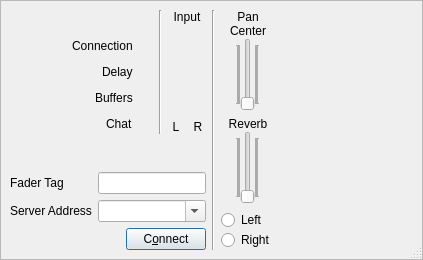
jamulussoftware/jamulus, file src/llconclientdlgbase.ui: the form before one commit.
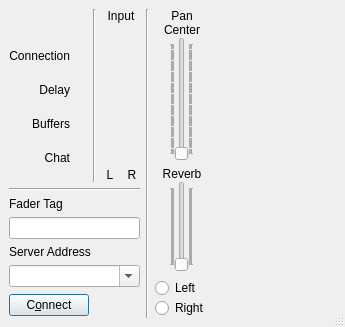
The form after the commit. Icons and pictures are not drawn. Custom widgets are drawn as their Qt base class.

Commit message: some design fixes on main window

```diff
--- a/src/llconclientdlgbase.ui
+++ b/src/llconclientdlgbase.ui
@@ -5,8 +5,8 @@
    <rect>
     <x>0</x>
     <y>0</y>
-    <width>423</width>
-    <height>260</height>
+    <width>345</width>
+    <height>327</height>
    </rect>
   </property>
   <property name="windowTitle" >
@@ -36,14 +36,17 @@
    </property>
    <item>
     <widget class="QFrame" name="backgroundFrame" >
-     <property name="styleSheet" >
-      <string/>
+     <property name="minimumSize" >
+      <size>
+       <width>0</width>
+       <height>0</height>
+      </size>
      </property>
      <property name="frameShape" >
-      <enum>QFrame::StyledPanel</enum>
+      <enum>QFrame::NoFrame</enum>
      </property>
      <property name="frameShadow" >
-      <enum>QFrame::Raised</enum>
+      <enum>QFrame::Plain</enum>
      </property>
      <layout class="QHBoxLayout" >
       <item>
@@ -52,6 +55,9 @@
          <layout class="QHBoxLayout" >
           <item>
            <layout class="QVBoxLayout" >
+            <property name="spacing" >
+             <number>3</number>
+            </property>
             <item>
              <layout class="QHBoxLayout" >
               <item>
@@ -78,6 +84,9 @@
                 <property name="orientation" >
                  <enum>Qt::Horizontal</enum>
                 </property>
+                <property name="sizeType" >
+                 <enum>QSizePolicy::Minimum</enum>
+                </property>
                 <property name="sizeHint" >
                  <size>
                   <width>40</width>
@@ -89,27 +98,27 @@
              </layout>
             </item>
             <item>
-             <layout class="QHBoxLayout" >
-              <item>
                <spacer>
                 <property name="orientation" >
-                 <enum>Qt::Horizontal</enum>
+               <enum>Qt::Vertical</enum>
                 </property>
                 <property name="sizeHint" >
                  <size>
-                  <width>16</width>
-                  <height>20</height>
+                <width>10</width>
+                <height>0</height>
                  </size>
                 </property>
                </spacer>
               </item>
+            <item>
+             <layout class="QHBoxLayout" >
               <item>
                <widget class="QLabel" name="TextLabelConnection" >
                 <property name="text" >
                  <string>Connection</string>
                 </property>
                 <property name="alignment" >
-                 <set>Qt::AlignLeading|Qt::AlignLeft|Qt::AlignVCenter</set>
+                 <set>Qt::AlignRight|Qt::AlignTrailing|Qt::AlignVCenter</set>
                 </property>
                 <property name="wordWrap" >
                  <bool>false</bool>
@@ -141,27 +150,27 @@
              </layout>
             </item>
             <item>
-             <layout class="QHBoxLayout" >
-              <item>
                <spacer>
                 <property name="orientation" >
-                 <enum>Qt::Horizontal</enum>
+               <enum>Qt::Vertical</enum>
                 </property>
                 <property name="sizeHint" >
                  <size>
-                  <width>16</width>
-                  <height>20</height>
+                <width>10</width>
+                <height>0</height>
                  </size>
                 </property>
                </spacer>
               </item>
+            <item>
+             <layout class="QHBoxLayout" >
               <item>
                <widget class="QLabel" name="TextLabelDelay" >
                 <property name="text" >
                  <string>Delay</string>
                 </property>
                 <property name="alignment" >
-                 <set>Qt::AlignLeading|Qt::AlignLeft|Qt::AlignVCenter</set>
+                 <set>Qt::AlignRight|Qt::AlignTrailing|Qt::AlignVCenter</set>
                 </property>
                 <property name="wordWrap" >
                  <bool>false</bool>
@@ -193,27 +202,27 @@
              </layout>
             </item>
             <item>
-             <layout class="QHBoxLayout" >
-              <item>
                <spacer>
                 <property name="orientation" >
-                 <enum>Qt::Horizontal</enum>
+               <enum>Qt::Vertical</enum>
                 </property>
                 <property name="sizeHint" >
                  <size>
-                  <width>16</width>
-                  <height>20</height>
+                <width>10</width>
+                <height>0</height>
                  </size>
                 </property>
                </spacer>
               </item>
+            <item>
+             <layout class="QHBoxLayout" >
               <item>
                <widget class="QLabel" name="TextLabelBuffers" >
                 <property name="text" >
                  <string>Buffers</string>
                 </property>
                 <property name="alignment" >
-                 <set>Qt::AlignLeading|Qt::AlignLeft|Qt::AlignVCenter</set>
+                 <set>Qt::AlignRight|Qt::AlignTrailing|Qt::AlignVCenter</set>
                 </property>
                 <property name="wordWrap" >
                  <bool>false</bool>
@@ -245,27 +254,27 @@
              </layout>
             </item>
             <item>
-             <layout class="QHBoxLayout" >
-              <item>
                <spacer>
                 <property name="orientation" >
-                 <enum>Qt::Horizontal</enum>
+               <enum>Qt::Vertical</enum>
                 </property>
                 <property name="sizeHint" >
                  <size>
-                  <width>16</width>
-                  <height>20</height>
+                <width>10</width>
+                <height>0</height>
                  </size>
                 </property>
                </spacer>
               </item>
+            <item>
+             <layout class="QHBoxLayout" >
               <item>
                <widget class="QLabel" name="TextLabelChat" >
                 <property name="text" >
                  <string>Chat</string>
                 </property>
                 <property name="alignment" >
-                 <set>Qt::AlignLeading|Qt::AlignLeft|Qt::AlignVCenter</set>
+                 <set>Qt::AlignRight|Qt::AlignTrailing|Qt::AlignVCenter</set>
                 </property>
                 <property name="wordWrap" >
                  <bool>false</bool>
@@ -296,10 +305,23 @@
               </item>
              </layout>
             </item>
+            <item>
+             <spacer>
+              <property name="orientation" >
+               <enum>Qt::Vertical</enum>
+              </property>
+              <property name="sizeHint" >
+               <size>
+                <width>10</width>
+                <height>0</height>
+               </size>
+              </property>
+             </spacer>
+            </item>
            </layout>
           </item>
           <item>
-           <widget class="Line" name="line" >
+           <widget class="Line" name="lineMeter" >
             <property name="orientation" >
              <enum>Qt::Vertical</enum>
             </property>
@@ -330,7 +352,7 @@
                 <property name="minimumSize" >
                  <size>
                   <width>16</width>
-                  <height>50</height>
+                  <height>88</height>
                  </size>
                 </property>
                </widget>
@@ -346,7 +368,7 @@
                 <property name="minimumSize" >
                  <size>
                   <width>16</width>
-                  <height>50</height>
+                  <height>88</height>
                  </size>
                 </property>
                </widget>
@@ -379,27 +401,39 @@
             </item>
            </layout>
           </item>
-         </layout>
-        </item>
         <item>
          <spacer>
           <property name="orientation" >
-           <enum>Qt::Vertical</enum>
+             <enum>Qt::Horizontal</enum>
+            </property>
+            <property name="sizeType" >
+             <enum>QSizePolicy::Expanding</enum>
           </property>
           <property name="sizeHint" >
            <size>
-            <width>20</width>
-            <height>21</height>
+              <width>0</width>
+              <height>20</height>
            </size>
           </property>
          </spacer>
         </item>
+         </layout>
+        </item>
         <item>
-         <layout class="QHBoxLayout" >
-          <item>
-           <layout class="QVBoxLayout" >
+         <widget class="Line" name="lineUpperLowerLeft" >
+          <property name="orientation" >
+           <enum>Qt::Horizontal</enum>
+          </property>
+         </widget>
+        </item>
             <item>
              <widget class="QLabel" name="TextLabelServerTag" >
+          <property name="sizePolicy" >
+           <sizepolicy vsizetype="Preferred" hsizetype="Preferred" >
+            <horstretch>0</horstretch>
+            <verstretch>0</verstretch>
+           </sizepolicy>
+          </property>
               <property name="text" >
                <string>Fader Tag</string>
               </property>
@@ -408,8 +442,24 @@
               </property>
              </widget>
             </item>
+        <item>
+         <widget class="QLineEdit" name="LineEditFaderTag" >
+          <property name="sizePolicy" >
+           <sizepolicy vsizetype="Fixed" hsizetype="Preferred" >
+            <horstretch>0</horstretch>
+            <verstretch>0</verstretch>
+           </sizepolicy>
+          </property>
+         </widget>
+        </item>
             <item>
              <widget class="QLabel" name="TextLabelServerAddr" >
+          <property name="sizePolicy" >
+           <sizepolicy vsizetype="Preferred" hsizetype="Preferred" >
+            <horstretch>0</horstretch>
+            <verstretch>0</verstretch>
+           </sizepolicy>
+          </property>
               <property name="text" >
                <string>Server Address</string>
               </property>
@@ -418,39 +468,21 @@
               </property>
              </widget>
             </item>
-           </layout>
-          </item>
-          <item>
-           <layout class="QVBoxLayout" >
-            <item>
-             <widget class="QLineEdit" name="LineEditFaderTag" />
-            </item>
             <item>
              <widget class="QComboBox" name="LineEditServerAddr" >
+          <property name="sizePolicy" >
+           <sizepolicy vsizetype="Fixed" hsizetype="Preferred" >
+            <horstretch>0</horstretch>
+            <verstretch>0</verstretch>
+           </sizepolicy>
+          </property>
               <property name="editable" >
                <bool>true</bool>
               </property>
              </widget>
             </item>
-           </layout>
-          </item>
-         </layout>
-        </item>
         <item>
          <layout class="QHBoxLayout" >
-          <item>
-           <spacer>
-            <property name="orientation" >
-             <enum>Qt::Horizontal</enum>
-            </property>
-            <property name="sizeHint" >
-             <size>
-              <width>40</width>
-              <height>20</height>
-             </size>
-            </property>
-           </spacer>
-          </item>
           <item>
            <widget class="QPushButton" name="PushButtonConnect" >
             <property name="text" >
@@ -461,12 +493,28 @@
             </property>
            </widget>
           </item>
+          <item>
+           <spacer>
+            <property name="orientation" >
+             <enum>Qt::Horizontal</enum>
+            </property>
+            <property name="sizeType" >
+             <enum>QSizePolicy::Expanding</enum>
+            </property>
+            <property name="sizeHint" >
+             <size>
+              <width>0</width>
+              <height>25</height>
+             </size>
+            </property>
+           </spacer>
+          </item>
          </layout>
         </item>
        </layout>
       </item>
       <item>
-       <widget class="Line" name="line_2" >
+       <widget class="Line" name="linePanReverb" >
         <property name="orientation" >
          <enum>Qt::Vertical</enum>
         </property>
```
Lines whose indentation alone changed are shown as unchanged. The commit also changes 3 other files.
